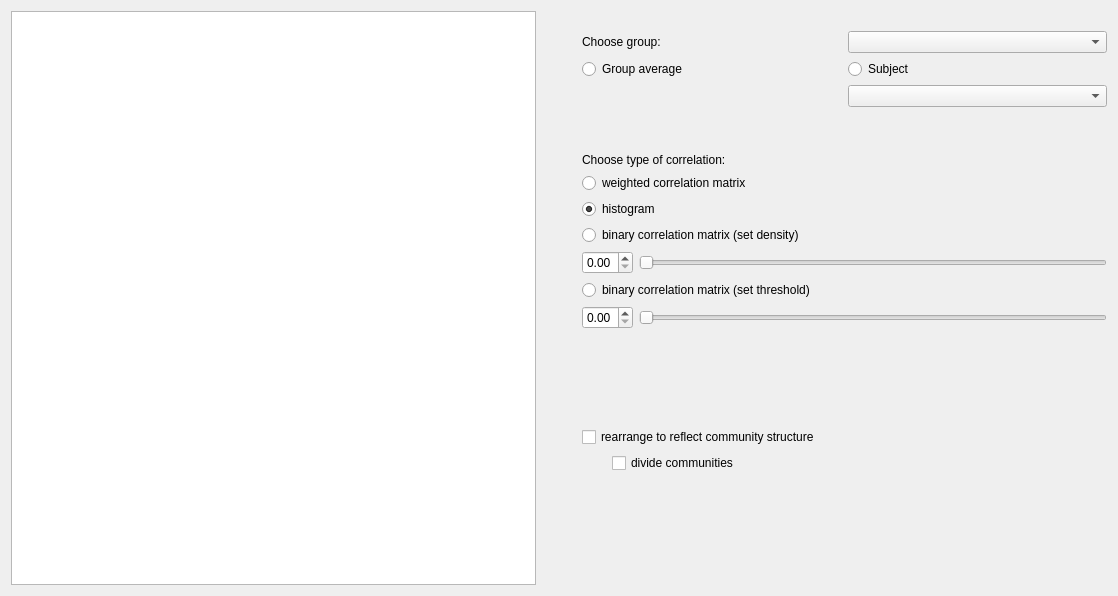
Above: braphy/gui/ui_files/correlation_matrix_widget.ui from softmatterlab/Braph-2.0-Python before the change. Below: the same form after it.
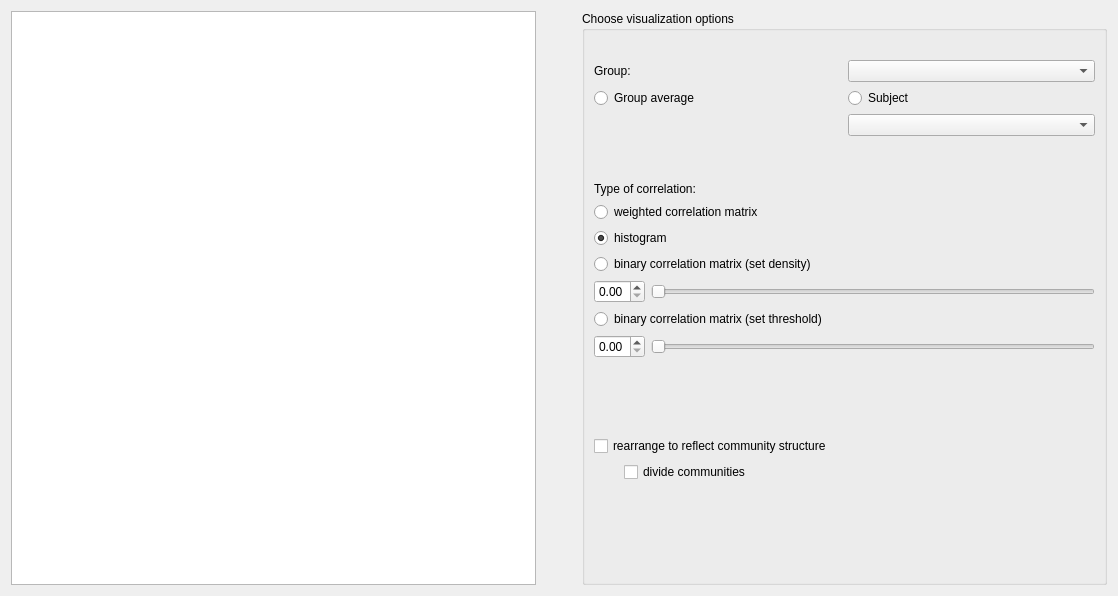
That is the form after the change. Icons and pictures are not drawn. Custom widgets are drawn as their Qt base class.

Commit message: Add group box to correlation matrix widget

```diff
--- a/braphy/gui/ui_files/correlation_matrix_widget.ui
+++ b/braphy/gui/ui_files/correlation_matrix_widget.ui
@@ -46,6 +46,12 @@
       </spacer>
      </item>
      <item>
+      <widget class="QGroupBox" name="groupBox">
+       <property name="title">
+        <string>Choose visualization options</string>
+       </property>
+       <layout class="QVBoxLayout" name="verticalLayout_2">
+        <item>
       <layout class="QVBoxLayout" name="verticalLayout">
        <property name="rightMargin">
         <number>0</number>
@@ -74,7 +80,7 @@
          <item row="0" column="0">
           <widget class="QLabel" name="label_2">
            <property name="text">
-            <string>Choose group:</string>
+               <string>Group:</string>
            </property>
           </widget>
          </item>
@@ -115,7 +121,7 @@
        <item>
         <widget class="QLabel" name="label_6">
          <property name="text">
-          <string>Choose type of correlation:</string>
+             <string>Type of correlation:</string>
          </property>
         </widget>
        </item>
@@ -295,6 +301,9 @@
         </spacer>
        </item>
       </layout>
+        </item>
+       </layout>
+      </widget>
      </item>
     </layout>
    </item>
```
Lines whose indentation alone changed are shown as unchanged.
